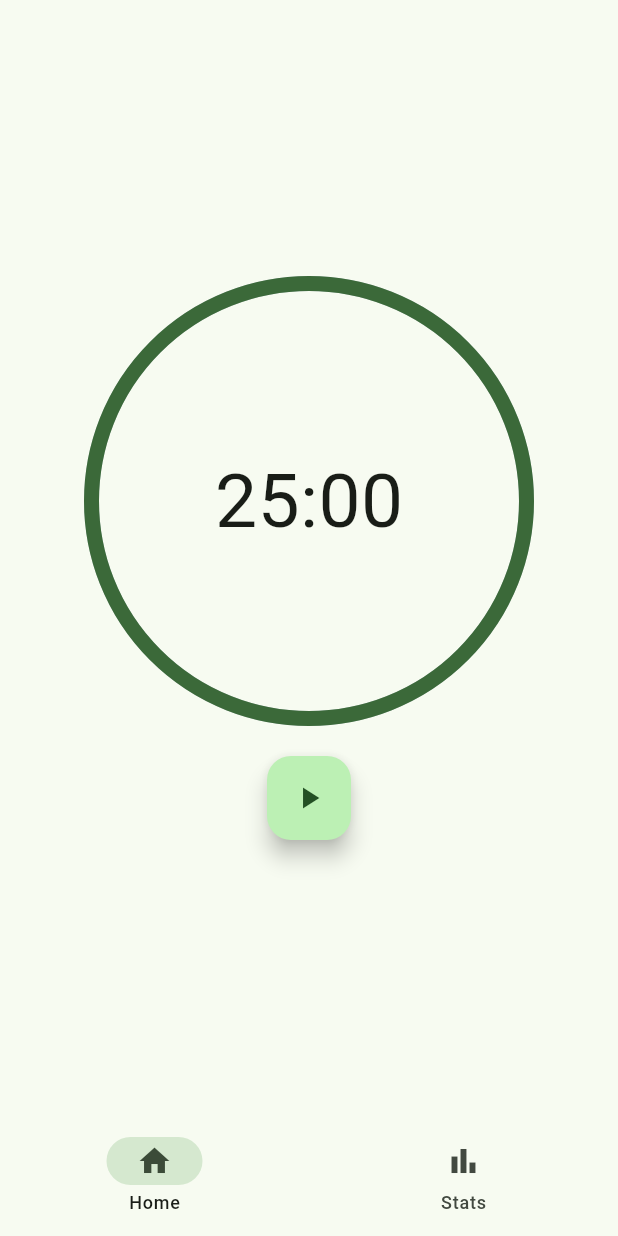
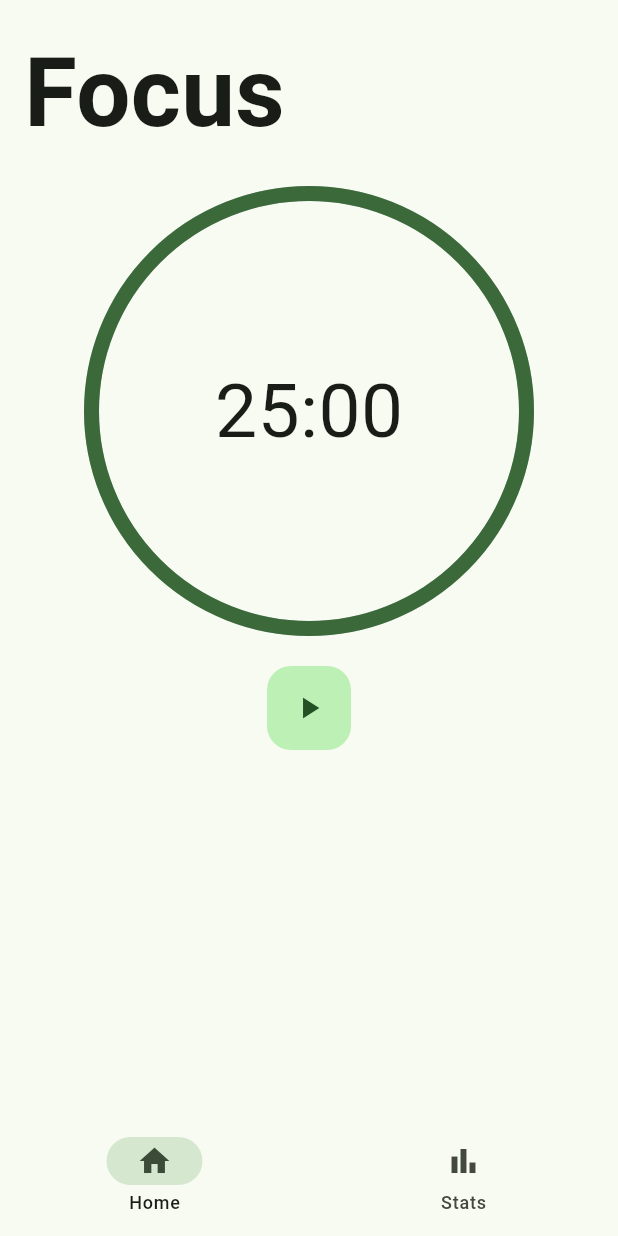
Before and after one commit to dexprexxtion/focus_io, a Flutter app: the screen it shows after launch, on a phone screen of 412 x 824 dp. Run offline on Flutter 3.47's test engine with Material 2 defaults, Android fonts, the phone set to English and light mode, and no system bars; drawn by our look-alikes of percent_indicator.

Commit message:
Widget structure of HomePage modified

```diff
--- a/lib/main.dart
+++ b/lib/main.dart
@@ -133,7 +133,6 @@ class _FocusPageState extends State<FocusPage> {
   Timer? focusCountdownTimer;
   bool _isRunning = false;
   bool _isPaused = false;
-  bool _isFinished = false;
 
   @override
   void initState() {
@@ -218,8 +217,21 @@ class _FocusPageState extends State<FocusPage> {
   @override
   Widget build(BuildContext context) {
     return Scaffold(
-      body: Center(
-        child: Column(
+      body: Column(
+        children: [
+          Align(
+            alignment: Alignment.topLeft,
+            child: Padding(
+                padding: const EdgeInsets.all(16.0),
+                child: Text(
+                  'Focus',
+                  style: TextStyle(
+                    fontSize: 64,
+                    fontWeight: FontWeight.bold,
+                  ),
+                )),
+          ),
+          Column(
             mainAxisAlignment: MainAxisAlignment.center,
             children: <Widget>[
               CircularPercentIndicator(
@@ -240,26 +252,31 @@ class _FocusPageState extends State<FocusPage> {
                     FloatingActionButton(
                       onPressed: startTimer,
                       child: Icon(Icons.play_arrow),
+                      elevation: 0,
                     ),
                   if (_isRunning)
                     FloatingActionButton(
                       onPressed: stopTimer,
                       child: Icon(Icons.stop),
+                      elevation: 0,
                     ),
                   if (_isRunning && !_isPaused)
                     FloatingActionButton(
                       onPressed: pauseTimer,
                       child: Icon(Icons.pause),
+                      elevation: 0,
                     ),
                   if (_isRunning && _isPaused)
                     FloatingActionButton(
                       onPressed: resumeTimer,
                       child: Icon(Icons.play_arrow),
+                      elevation: 0,
                     ),
                 ],
               )
             ],
           ),
+        ],
       ),
       backgroundColor: Theme.of(context).colorScheme.surface,
     );
```
Lines whose indentation alone changed are shown as unchanged.
